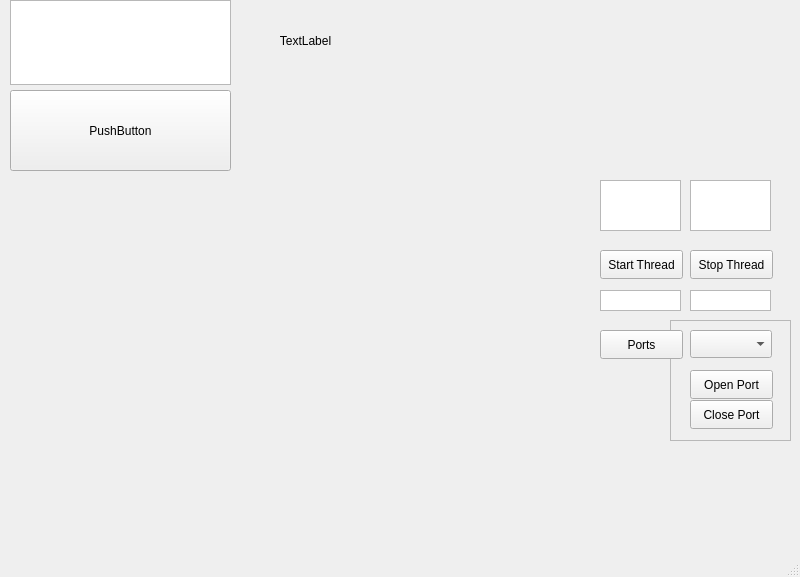
This is mainwindow.ui in Tsytsarovar/RSTime as Qt 5 draws it before an edit. The edited form follows.
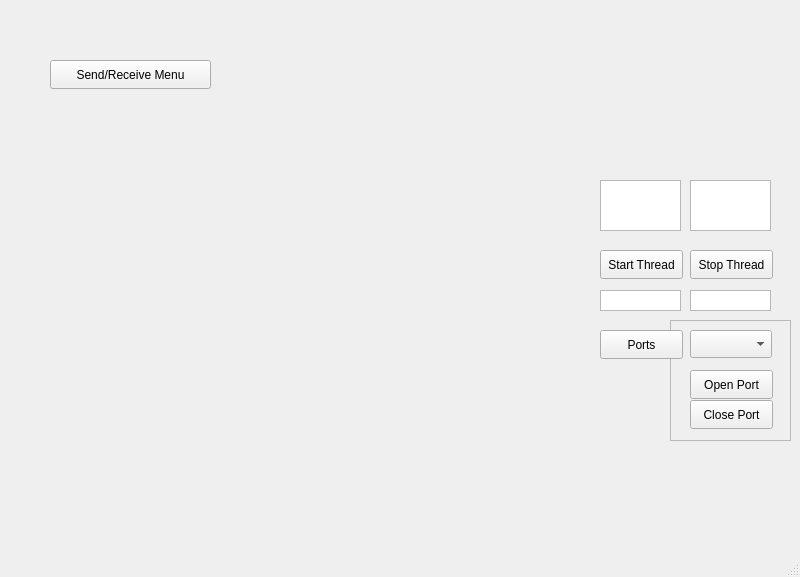
This is the edited form. Custom widgets are drawn as their Qt base class.

Commit message: send/receive in special menu

What changed in the file:
```diff
--- a/mainwindow.ui
+++ b/mainwindow.ui
@@ -14,48 +14,6 @@
    <string>MainWindow</string>
   </property>
   <widget class="QWidget" name="centralwidget">
-   <widget class="QPushButton" name="pushButton">
-    <property name="geometry">
-     <rect>
-      <x>10</x>
-      <y>90</y>
-      <width>221</width>
-      <height>81</height>
-     </rect>
-    </property>
-    <property name="text">
-     <string>PushButton</string>
-    </property>
-    <property name="checkable">
-     <bool>false</bool>
-    </property>
-   </widget>
-   <widget class="QTextEdit" name="textEdit">
-    <property name="geometry">
-     <rect>
-      <x>10</x>
-      <y>0</y>
-      <width>221</width>
-      <height>85</height>
-     </rect>
-    </property>
-   </widget>
-   <widget class="QLabel" name="label_2">
-    <property name="geometry">
-     <rect>
-      <x>230</x>
-      <y>10</y>
-      <width>151</width>
-      <height>61</height>
-     </rect>
-    </property>
-    <property name="text">
-     <string>TextLabel</string>
-    </property>
-    <property name="alignment">
-     <set>Qt::AlignCenter</set>
-    </property>
-   </widget>
    <widget class="QTextEdit" name="textEdit_2">
     <property name="geometry">
      <rect>
@@ -251,6 +209,19 @@
      <bool>false</bool>
     </property>
    </widget>
+   <widget class="QPushButton" name="connectMenuButton">
+    <property name="geometry">
+     <rect>
+      <x>50</x>
+      <y>60</y>
+      <width>161</width>
+      <height>29</height>
+     </rect>
+    </property>
+    <property name="text">
+     <string>Send/Receive Menu</string>
+    </property>
+   </widget>
   </widget>
   <widget class="QMenuBar" name="menubar">
    <property name="geometry">
```
The commit also changes 7 other files.
